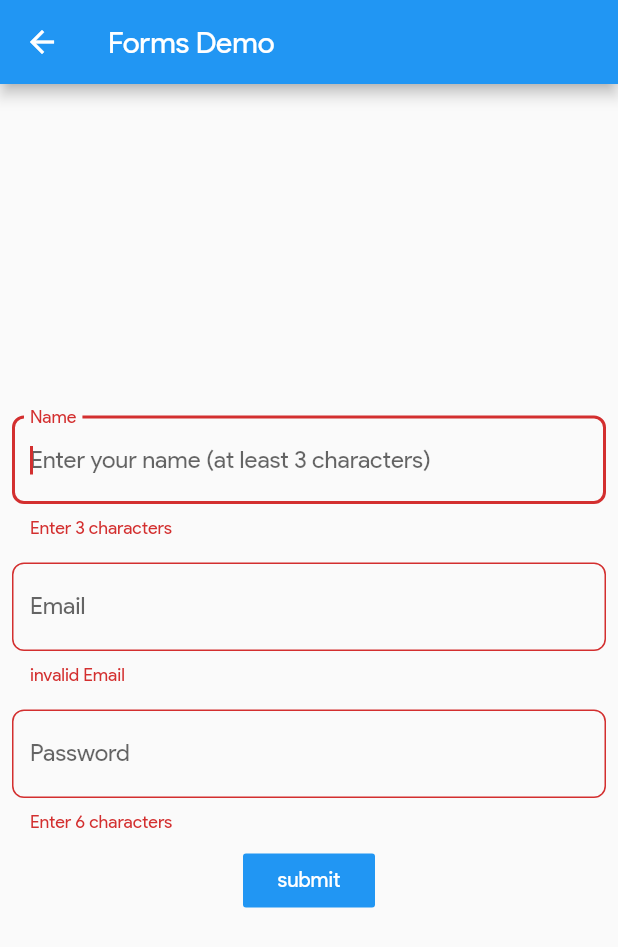
After one commit to madhavtripathi05/Flutter-Examples, a Flutter app: the FormsDemo screen opened by its route, after a tap on "submit", on a phone screen of 412 x 824 dp. The commit adds this screen. Shown: the top 947 px of the screen. Run offline on Flutter 3.47's test engine with Material 2 defaults, Android fonts, the phone set to English and light mode, and no system bars; our stand-ins replace simple_animations.

Commit message:
added forms

```diff
--- a/material_app/lib/main.dart
+++ b/material_app/lib/main.dart
@@ -5,6 +5,7 @@ import './screens/screen1.dart';
 import './screens/screen2.dart';
 
 import './widgets/buttons_demo.dart';
+import './widgets/form_demo.dart';
 import './widgets/row_column.dart';
 import './widgets/scaffold_widget.dart';
 import './widgets/sliders_demo.dart';
@@ -33,6 +34,7 @@ class MyApp extends StatelessWidget {
       routes: {
         /*if home not specified app will start from here*/
         ButtonsDemo.routeName: (context) => ButtonsDemo(),
+        FormsDemo.routeName: (context) => FormsDemo(),
         HomeScreen.routeName: (context) => HomeScreen(),
         RowColumn.routeName: (context) => RowColumn(),
         ScaffoldWidget.routeName: (context) => ScaffoldWidget(),
--- /dev/null
+++ b/material_app/lib/widgets/form_demo.dart
@@ -0,0 +1,105 @@
+import 'package:flutter/material.dart';
+
+class FormsDemo extends StatefulWidget {
+  static const routeName = '/forms';
+  @override
+  _FormsDemoState createState() => _FormsDemoState();
+}
+
+class _FormsDemoState extends State<FormsDemo> {
+  // helper variables and methods
+  String name = '';
+  String email = '';
+  String password = '';
+
+  // this will be used to validate our form.
+  final _formKey = GlobalKey<FormState>();
+  final pad = EdgeInsets.all(8);
+
+  // when we press submit button
+  submit() {
+    // getting current values of form
+    final form = _formKey.currentState;
+    // checking if form is valid
+    if (form.validate()) {
+      // clear all fields
+      form.reset();
+      // print in console
+      print('Name:$name\nEmail:$email\npassword:$password');
+    } else
+      print('invalid form');
+  }
+
+  // decoration around TextField and labels
+  InputDecoration decor(label, hint) {
+    return InputDecoration(
+      border: OutlineInputBorder(
+        borderRadius: BorderRadius.circular(8),
+      ),
+      labelText: label,
+      hintText: hint,
+    );
+  }
+
+  @override
+  Widget build(BuildContext context) {
+    return Scaffold(
+      appBar: AppBar(
+        title: Text('Forms Demo'),
+      ),
+      body: Form(
+        // assign the formKey
+        key: _formKey,
+        child: Column(
+          mainAxisAlignment: MainAxisAlignment.center,
+          children: <Widget>[
+            Padding(
+              padding: pad,
+              child: TextFormField(
+                // when form opens this field will be focused.
+                autofocus: true,
+                decoration:
+                    decor('Name', 'Enter your name (at least 3 characters)'),
+                // assign value to that specific field
+                onChanged: (value) => name = value,
+                validator: (val) =>
+                    val.length < 3 ? 'Enter 3 characters' : null,
+              ),
+            ),
+            Padding(
+              padding: pad,
+              child: TextFormField(
+                decoration: decor('Email', 'Enter your email'),
+                onChanged: (value) => email = value,
+                // validating email
+                validator: (val) =>
+                    (val.length < 6 && !val.contains('@') && !val.contains('.'))
+                        ? 'invalid Email'
+                        : null,
+              ),
+            ),
+            Padding(
+              padding: pad,
+              child: TextFormField(
+                decoration: decor(
+                    'Password', 'Enter a password (at least 6 characters)'),
+                onChanged: (value) => password = value,
+                // hiding the text as it's a password
+                obscureText: true,
+                validator: (val) =>
+                    val.length < 6 ? 'Enter 6 characters' : null,
+              ),
+            ),
+            FlatButton(
+              color: Colors.blue,
+              textColor: Colors.white,
+              // give a reference to previously defined method
+              onPressed: submit,
+              child: Text('submit'),
+            ),
+          ],
+        ),
+      ),
+    );
+  }
+}
--- a/material_app/lib/widgets/scaffold_widget.dart
+++ b/material_app/lib/widgets/scaffold_widget.dart
@@ -1,12 +1,14 @@
 import 'dart:math';
 
 import 'package:flutter/material.dart';
-import 'package:material_app/screens/home_screen.dart';
-import 'package:material_app/widgets/sliders_demo.dart';
-import 'package:material_app/widgets/stack_widget.dart';
 
+import '../screens/home_screen.dart';
+
+import '../widgets/form_demo.dart';
 import '../widgets/row_column.dart';
-import 'buttons_demo.dart';
+import '../widgets/sliders_demo.dart';
+import '../widgets/stack_widget.dart';
+import '../widgets/buttons_demo.dart';
 
 class ScaffoldWidget extends StatefulWidget {
   static const routeName = '/scaffold-widget';
@@ -93,6 +95,13 @@ class _ScaffoldWidgetState extends State<ScaffoldWidget> {
               onPressed: () =>
                   Navigator.pushNamed(context, ButtonsDemo.routeName),
               child: Text('Buttons'),
+            ),
+            RaisedButton(
+              color: myColor,
+              textColor: Colors.white,
+              onPressed: () =>
+                  Navigator.pushNamed(context, FormsDemo.routeName),
+              child: Text('Form'),
             ),
           ],
         ),
```
